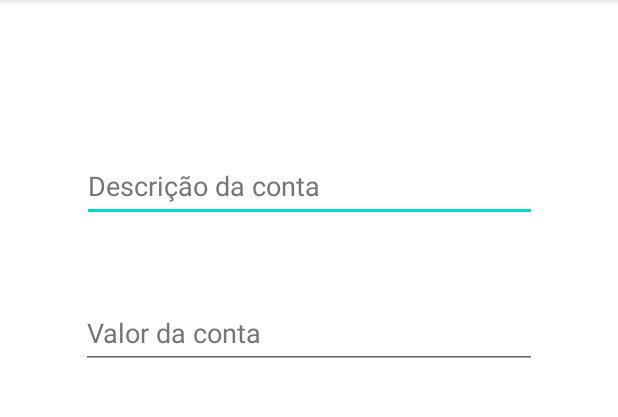
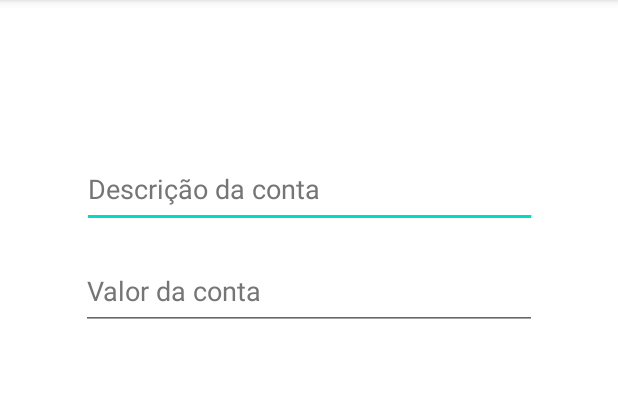
Before and after one commit to victorftrdba/app-finances-management, an Android app: the screen it shows after launch (DetailsActivity), in the options menu, after a tap on "Adicionar finança", on a phone screen of 412 x 824 dp, the part 84-501 px from its top. Run offline under Robolectric (Android 15) with nearby library versions, the phone set to English and light mode, and no system bars.

Commit message:
Ajustes no layout

```diff
--- a/app/src/main/res/layout/activity_details.xml
+++ b/app/src/main/res/layout/activity_details.xml
@@ -8,11 +8,11 @@
     <EditText
         android:id="@+id/nameTextView"
         android:layout_width="303dp"
-        android:layout_height="48dp"
+        android:layout_height="52dp"
         android:layout_marginStart="53dp"
         android:layout_marginTop="100dp"
         android:layout_marginEnd="53dp"
-        android:layout_marginBottom="50dp"
+        android:layout_marginBottom="16dp"
         android:autofillHints=""
         android:ems="10"
         android:hint="@string/nameTextView"
@@ -27,7 +27,7 @@
     <EditText
         android:id="@+id/valueTextView"
         android:layout_width="304dp"
-        android:layout_height="48dp"
+        android:layout_height="52dp"
         android:autofillHints=""
         android:ems="10"
         android:hint="@string/valueTextView"
--- a/app/src/main/res/layout/item_recyclerview.xml
+++ b/app/src/main/res/layout/item_recyclerview.xml
@@ -11,6 +11,7 @@
         android:layout_width="wrap_content"
         android:layout_height="wrap_content"
         android:layout_weight="1"
+        android:paddingBottom="10dp"
         android:text="@string/textview1"
         android:textSize="24sp" />
 
@@ -20,6 +21,7 @@
         android:layout_height="wrap_content"
         android:layout_weight="1"
         android:paddingEnd="24dp"
+        android:paddingBottom="10dp"
         android:text="@string/textview2"
         android:textAlignment="textEnd" />
 </LinearLayout>
```
